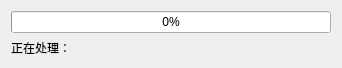
First picture: the form in WwiseTools/QtDesign/ProgressBar.ui, repository victor647/AudioToolkit647, before the edit.
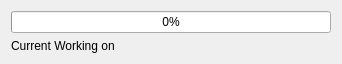
Second picture: the form after the edit.

Diff of the .ui file:
```diff
--- a/WwiseTools/QtDesign/ProgressBar.ui
+++ b/WwiseTools/QtDesign/ProgressBar.ui
@@ -35,7 +35,7 @@
       </font>
      </property>
      <property name="text">
-      <string>正在处理：</string>
+      <string>Current Working on</string>
      </property>
     </widget>
    </item>
```
Left out of the diff: 2 changed lines with no effect on the pictures.
